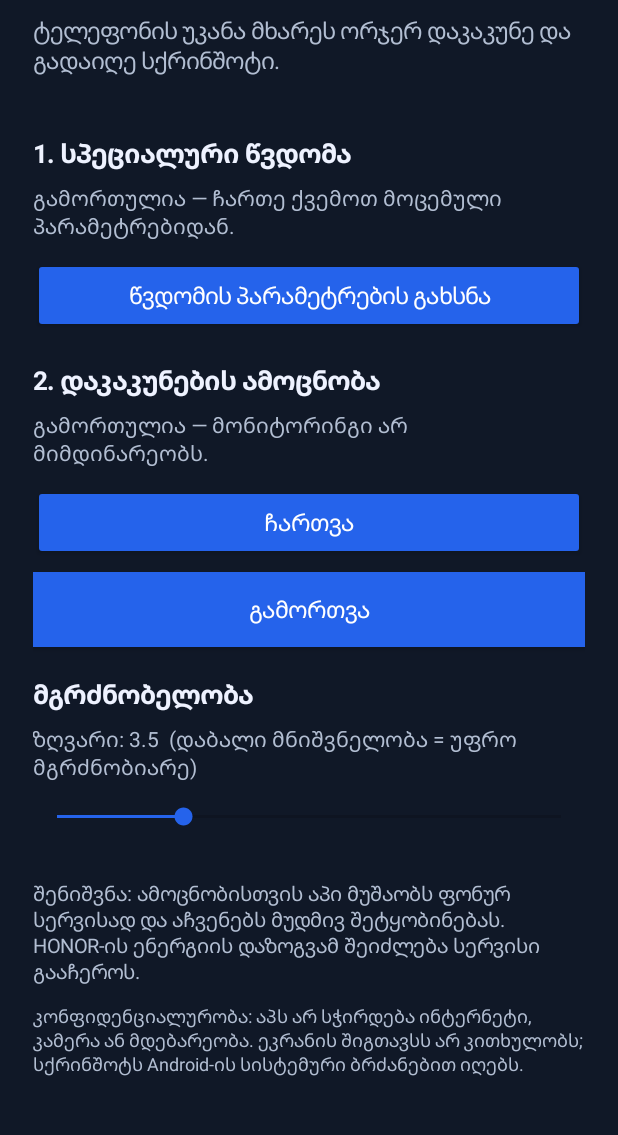
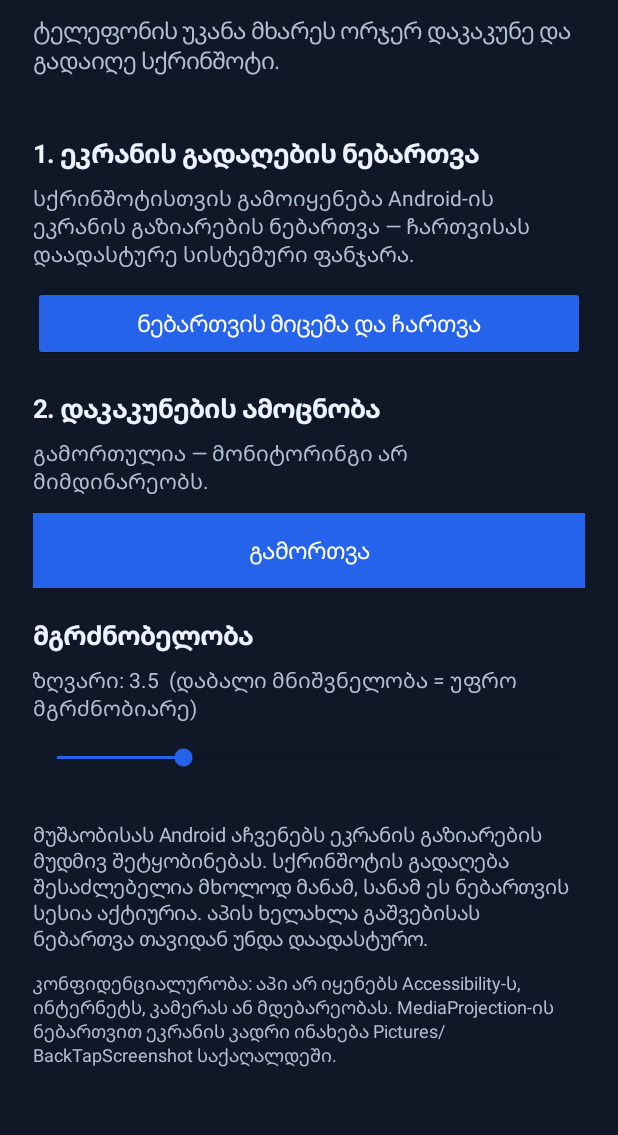
Before and after one commit to xorbaladzeguja-stack/BackTapScreenshot, an Android app: the screen it shows after launch (MainActivity), after a tap on "გამორთვა", on a phone screen of 412 x 824 dp, the part 96-1231 px from its top. Run offline under Robolectric (Android 15) with nearby library versions, the phone set to English and light mode, and no system bars.

Commit message:
Replace accessibility with MediaProjection

```diff
--- a/app/src/main/java/com/backtap/screenshot/MainActivity.java
+++ b/app/src/main/java/com/backtap/screenshot/MainActivity.java
@@ -1,18 +1,13 @@
 package com.backtap.screenshot;
 
-import android.Manifest;
 import android.app.Activity;
-import android.content.ComponentName;
 import android.content.Context;
 import android.content.Intent;
-import android.content.pm.PackageManager;
+import android.media.projection.MediaProjectionManager;
 import android.graphics.Color;
 import android.graphics.Typeface;
 import android.os.Build;
 import android.os.Bundle;
-import android.provider.Settings;
-import android.text.TextUtils;
-import android.view.Gravity;
 import android.view.View;
 import android.widget.Button;
 import android.widget.LinearLayout;
@@ -25,11 +20,12 @@ public class MainActivity extends Activity {
     private static final String PREFS = "back_tap_preferences";
     private static final String PREF_RUNNING = "listener_running";
     private static final String PREF_THRESHOLD = "threshold";
+    private static final int REQUEST_MEDIA_PROJECTION = 701;
     private static final int BLUE = Color.rgb(37, 99, 235);
     private static final int TEXT = Color.rgb(238, 242, 255);
     private static final int MUTED = Color.rgb(178, 190, 210);
 
-    private TextView accessStatus;
+    private TextView projectionStatus;
     private TextView serviceStatus;
     private TextView sensitivityValue;
 
@@ -65,24 +61,21 @@ public class MainActivity extends Activity {
         subtitle.setPadding(0, dp(10), 0, dp(24));
         root.addView(subtitle);
 
-        addSectionTitle(root, "1. სპეციალური წვდომა");
-        accessStatus = addStatusText(root);
-        Button accessButton = makeButton("წვდომის პარამეტრების გახსნა");
-        accessButton.setOnClickListener(v -> startActivity(new Intent(Settings.ACTION_ACCESSIBILITY_SETTINGS)));
-        root.addView(accessButton, buttonParams());
+        addSectionTitle(root, "1. ეკრანის გადაღების ნებართვა");
+        projectionStatus = addStatusText(root);
+        Button startButton = makeButton("ნებართვის მიცემა და ჩართვა");
+        startButton.setOnClickListener(v -> requestCapturePermission());
+        root.addView(startButton, buttonParams());
 
         addSectionTitle(root, "2. დაკაკუნების ამოცნობა");
         serviceStatus = addStatusText(root);
-        Button startButton = makeButton("ჩართვა");
-        startButton.setOnClickListener(v -> startDetection());
-        root.addView(startButton, buttonParams());
-
         Button stopButton = makeButton("გამორთვა");
         stopButton.setBackgroundColor(Color.rgb(75, 85, 99));
         stopButton.setOnClickListener(v -> {
             stopService(new Intent(this, TapDetectionService.class));
+            getSharedPreferences(PREFS, MODE_PRIVATE).edit().putBoolean(PREF_RUNNING, false).apply();
             refreshStatus();
-            Toast.makeText(this, "დაკაკუნების ამოცნობა გამორთულია", Toast.LENGTH_SHORT).show();
+            Toast.makeText(this, "სერვისი გამორთულია", Toast.LENGTH_SHORT).show();
         });
         root.addView(stopButton, buttonParams());
 
@@ -108,14 +101,14 @@ public class MainActivity extends Activity {
         root.addView(seekBar, new LinearLayout.LayoutParams(-1, dp(48)));
 
         TextView note = new TextView(this);
-        note.setText("შენიშვნა: ამოცნობისთვის აპი მუშაობს ფონურ სერვისად და აჩვენებს მუდმივ შეტყობინებას. HONOR-ის ენერგიის დაზოგვამ შეიძლება სერვისი გააჩეროს.");
+        note.setText("მუშაობისას Android აჩვენებს ეკრანის გაზიარების მუდმივ შეტყობინებას. სქრინშოტის გადაღება შესაძლებელია მხოლოდ მანამ, სანამ ეს ნებართვის სესია აქტიურია. აპის ხელახლა გაშვებისას ნებართვა თავიდან უნდა დაადასტურო.");
         note.setTextColor(MUTED);
         note.setTextSize(13);
         note.setPadding(0, dp(18), 0, 0);
         root.addView(note);
 
         TextView privacy = new TextView(this);
-        privacy.setText("კონფიდენციალურობა: აპს არ სჭირდება ინტერნეტი, კამერა ან მდებარეობა. ეკრანის შიგთავსს არ კითხულობს; სქრინშოტს Android-ის სისტემური ბრძანებით იღებს.");
+        privacy.setText("კონფიდენციალურობა: აპი არ იყენებს Accessibility-ს, ინტერნეტს, კამერას ან მდებარეობას. MediaProjection-ის ნებართვით ეკრანის კადრი ინახება Pictures/BackTapScreenshot საქაღალდეში.");
         privacy.setTextColor(MUTED);
         privacy.setTextSize(12);
         privacy.setPadding(0, dp(12), 0, 0);
@@ -125,6 +118,38 @@ public class MainActivity extends Activity {
         scrollView.setFillViewport(true);
         scrollView.addView(root);
         return scrollView;
+    }
+
+    private void requestCapturePermission() {
+        MediaProjectionManager manager = (MediaProjectionManager) getSystemService(Context.MEDIA_PROJECTION_SERVICE);
+        if (manager == null) {
+            Toast.makeText(this, "ეკრანის გადაღების სერვისი მიუწვდომელია", Toast.LENGTH_LONG).show();
+            return;
+        }
+        startActivityForResult(manager.createScreenCaptureIntent(), REQUEST_MEDIA_PROJECTION);
+    }
+
+    @Override
+    protected void onActivityResult(int requestCode, int resultCode, Intent data) {
+        super.onActivityResult(requestCode, resultCode, data);
+        if (requestCode != REQUEST_MEDIA_PROJECTION) return;
+        if (resultCode != RESULT_OK || data == null) {
+            Toast.makeText(this, "ნებართვა არ მიგიცია — სერვისი არ ჩაირთო", Toast.LENGTH_LONG).show();
+            return;
+        }
+        Intent serviceIntent = new Intent(this, TapDetectionService.class);
+        serviceIntent.putExtra(TapDetectionService.EXTRA_RESULT_CODE, resultCode);
+        serviceIntent.putExtra(TapDetectionService.EXTRA_RESULT_DATA, data);
+        try {
+            if (Build.VERSION.SDK_INT >= Build.VERSION_CODES.O) startForegroundService(serviceIntent);
+            else startService(serviceIntent);
+            getSharedPreferences(PREFS, MODE_PRIVATE).edit().putBoolean(PREF_RUNNING, true).apply();
+            Toast.makeText(this, "ჩართულია — ორჯერ დააკაკუნე ტელეფონის უკანა მხარეს", Toast.LENGTH_LONG).show();
+        } catch (RuntimeException exception) {
+            getSharedPreferences(PREFS, MODE_PRIVATE).edit().putBoolean(PREF_RUNNING, false).apply();
+            Toast.makeText(this, "ვერ ჩაირთო: " + exception.getMessage(), Toast.LENGTH_LONG).show();
+        }
+        refreshStatus();
     }
 
     private void addSectionTitle(LinearLayout root, String text) {
@@ -163,45 +188,16 @@ public class MainActivity extends Activity {
     }
 
     private void refreshStatus() {
-        if (accessStatus == null || serviceStatus == null) return;
-        boolean enabled = isAccessibilityEnabled(this);
+        if (projectionStatus == null || serviceStatus == null) return;
         boolean running = getSharedPreferences(PREFS, MODE_PRIVATE).getBoolean(PREF_RUNNING, false);
-        accessStatus.setText(enabled ? "ჩართულია — სქრინშოტის ბრძანება ხელმისაწვდომია." : "გამორთულია — ჩართე ქვემოთ მოცემული პარამეტრებიდან.");
-        serviceStatus.setText(running ? "ჩართულია — დაკაკუნებას უსმენს." : "გამორთულია — მონიტორინგი არ მიმდინარეობს.");
+        projectionStatus.setText("სქრინშოტისთვის გამოიყენება Android-ის ეკრანის გაზიარების ნებართვა — ჩართვისას დაადასტურე სისტემური ფანჯარა.");
+        serviceStatus.setText(running ? "ჩართულია — დაკაკუნებას უსმენს და ეკრანის კადრს იღებს." : "გამორთულია — მონიტორინგი არ მიმდინარეობს.");
     }
 
     private void updateSensitivityLabel(int progress) {
         float threshold = 2f + progress * 0.5f;
-        if (sensitivityValue != null) sensitivityValue.setText(String.format(java.util.Locale.US, "ზღვარი: %.1f  (დაბალი მნიშვნელობა = უფრო მგრძნობიარე)", threshold));
-    }
-
-    private void startDetection() {
-        if (!isAccessibilityEnabled(this)) {
-            Toast.makeText(this, "ჯერ ჩართე Back Tap Screenshot Accessibility-ში", Toast.LENGTH_LONG).show();
-            startActivity(new Intent(Settings.ACTION_ACCESSIBILITY_SETTINGS));
-            return;
-        }
-        Intent serviceIntent = new Intent(this, TapDetectionService.class);
-        try {
-            if (Build.VERSION.SDK_INT >= Build.VERSION_CODES.O) startForegroundService(serviceIntent);
-            else startService(serviceIntent);
-            getSharedPreferences(PREFS, MODE_PRIVATE).edit().putBoolean(PREF_RUNNING, true).apply();
-            Toast.makeText(this, "დაკაკუნების ამოცნობა ჩაირთო", Toast.LENGTH_SHORT).show();
-        } catch (RuntimeException exception) {
-            Toast.makeText(this, "სერვისი ვერ ჩაირთო: " + exception.getMessage(), Toast.LENGTH_LONG).show();
-        }
-        refreshStatus();
-    }
-
-    static boolean isAccessibilityEnabled(Context context) {
-        String enabledServices = Settings.Secure.getString(
-                context.getContentResolver(), Settings.Secure.ENABLED_ACCESSIBILITY_SERVICES);
-        if (TextUtils.isEmpty(enabledServices)) return false;
-        String expected = new ComponentName(context, ScreenshotAccessibilityService.class).flattenToString();
-        for (String item : enabledServices.split(":")) {
-            if (expected.equalsIgnoreCase(item)) return true;
-        }
-        return false;
+        if (sensitivityValue != null) sensitivityValue.setText(String.format(java.util.Locale.US,
+                "ზღვარი: %.1f  (დაბალი მნიშვნელობა = უფრო მგრძნობიარე)", threshold));
     }
 
     private int dp(float value) {
```
Also changed, not shown: app/src/main/AndroidManifest.xml (+3 -19 lines), app/src/main/java/com/backtap/screenshot/TapDetectionService.java (+192 -79 lines).
